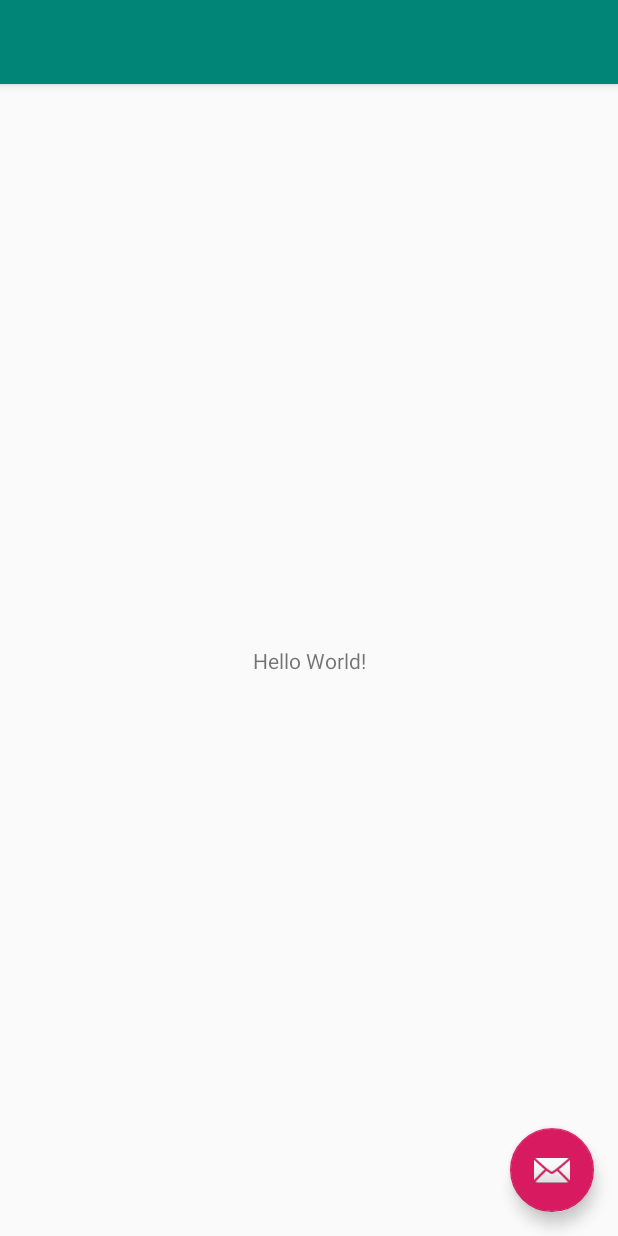
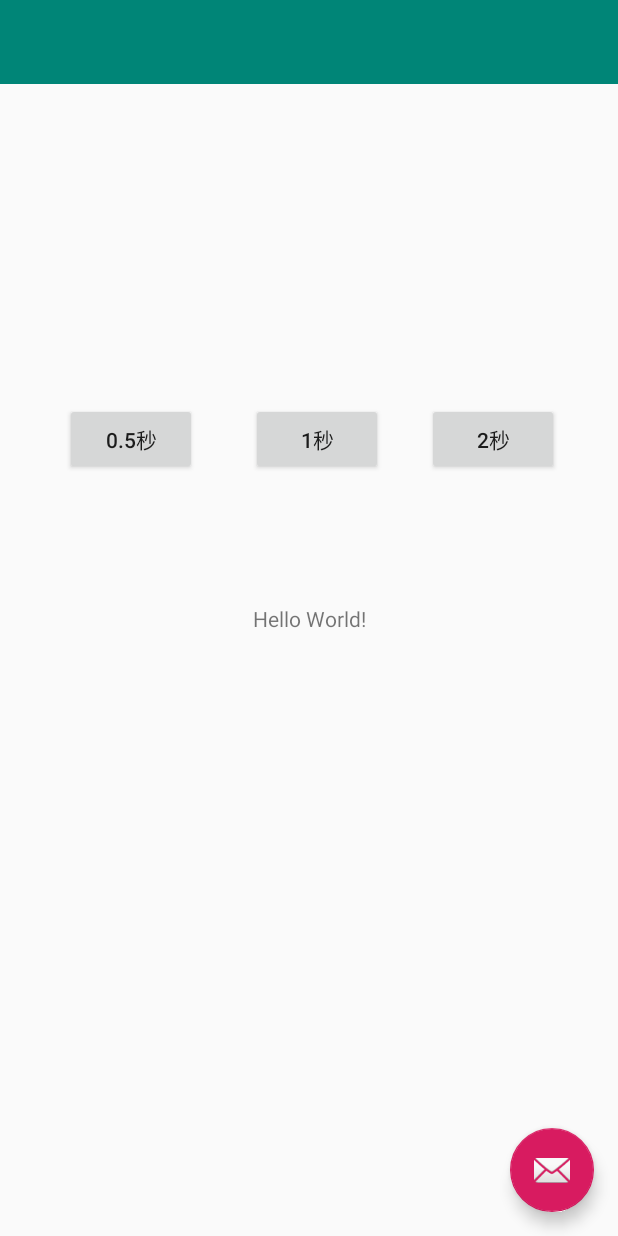
Before and after one commit to zijing2-107A/HCI_Final_Project, an Android app: the screen it shows after launch (MainActivity), on a phone screen of 412 x 824 dp. Run offline under Robolectric (Android 15) with nearby library versions, the phone set to English and light mode, and no system bars.

```diff
--- a/app/src/main/java/com/example/helloworld2/MainActivity.java
+++ b/app/src/main/java/com/example/helloworld2/MainActivity.java
@@ -11,6 +11,7 @@ import android.util.Log;
 import android.view.Gravity;
 import android.view.SurfaceHolder;
 import android.view.SurfaceView;
+import android.view.View;
 import android.view.WindowManager;
 
 import androidx.core.app.ActivityCompat;
@@ -22,6 +23,7 @@ public class MainActivity extends Activity {
     private final String TAG = MainActivity.class.getSimpleName();
 
     private long last_check_time;
+    private long fuck_time = 2000;
 
     private WindowManager windowManager;
     private WindowManager.LayoutParams layoutParams;
@@ -140,7 +142,7 @@ public class MainActivity extends Activity {
         public void onFaceDetection(Camera.Face[] faces, Camera camera) {
             if (faces.length > 0) {
                 long current_time = System.currentTimeMillis();
-                if (current_time - last_check_time > 2000) {
+                if (current_time - last_check_time > fuck_time) {
                     Camera.Face face = faces[0];
                     Log.e("tag", "【FaceDetectorListener】类的方法：【onFaceDetection】: 检测到人脸");
                     Log.d("tag", "Left eye: (" + face.leftEye.x + ", " + face.leftEye.y + ")");
@@ -165,4 +167,19 @@ public class MainActivity extends Activity {
             }
         }
     }
+
+    public void Fuck500(View view) {
+        fuck_time = 500;
+        Log.d(TAG, "Fuck500");
+    }
+
+    public void Fuck1000(View view) {
+        fuck_time = 1000;
+        Log.d(TAG, "Fuck1000");
+    }
+
+    public void Fuck2000(View view) {
+        fuck_time = 2000;
+        Log.d(TAG, "Fuck2000");
+    }
 }
--- a/app/src/main/res/layout/activity_main.xml
+++ b/app/src/main/res/layout/activity_main.xml
@@ -11,13 +11,6 @@
         android:layout_height="wrap_content"
         android:theme="@style/AppTheme.AppBarOverlay">
 
-        <androidx.appcompat.widget.Toolbar
-            android:id="@+id/toolbar"
-            android:layout_width="match_parent"
-            android:layout_height="?attr/actionBarSize"
-            android:background="?attr/colorPrimary"
-            app:popupTheme="@style/AppTheme.PopupOverlay" />
-
     </com.google.android.material.appbar.AppBarLayout>
 
     <include layout="@layout/content_main" />
@@ -30,4 +23,11 @@
         android:layout_margin="@dimen/fab_margin"
         app:srcCompat="@android:drawable/ic_dialog_email" />
 
+    <androidx.appcompat.widget.Toolbar
+        android:id="@+id/toolbar"
+        android:layout_width="match_parent"
+        android:layout_height="?attr/actionBarSize"
+        android:background="?attr/colorPrimary"
+        app:popupTheme="@style/AppTheme.PopupOverlay" />
+
 </androidx.coordinatorlayout.widget.CoordinatorLayout>
--- a/app/src/main/res/layout/content_main.xml
+++ b/app/src/main/res/layout/content_main.xml
@@ -17,4 +17,40 @@
         app:layout_constraintRight_toRightOf="parent"
         app:layout_constraintTop_toTopOf="parent" />
 
+    <Button
+        android:layout_width="wrap_content"
+        android:layout_height="wrap_content"
+        android:onClick="Fuck500"
+        android:text="0.5秒"
+        app:layout_constraintBottom_toBottomOf="parent"
+        app:layout_constraintHorizontal_bias="0.133"
+        app:layout_constraintLeft_toLeftOf="parent"
+        app:layout_constraintRight_toRightOf="parent"
+        app:layout_constraintTop_toTopOf="parent"
+        app:layout_constraintVertical_bias="0.346" />
+
+    <Button
+        android:layout_width="wrap_content"
+        android:layout_height="wrap_content"
+        android:onClick="Fuck1000"
+        android:text="1秒"
+        app:layout_constraintBottom_toBottomOf="parent"
+        app:layout_constraintHorizontal_bias="0.517"
+        app:layout_constraintLeft_toLeftOf="parent"
+        app:layout_constraintRight_toRightOf="parent"
+        app:layout_constraintTop_toTopOf="parent"
+        app:layout_constraintVertical_bias="0.346" />
+
+    <Button
+        android:layout_width="wrap_content"
+        android:layout_height="wrap_content"
+        android:onClick="Fuck2000"
+        android:text="2秒"
+        app:layout_constraintBottom_toBottomOf="parent"
+        app:layout_constraintHorizontal_bias="0.879"
+        app:layout_constraintLeft_toLeftOf="parent"
+        app:layout_constraintRight_toRightOf="parent"
+        app:layout_constraintTop_toTopOf="parent"
+        app:layout_constraintVertical_bias="0.346" />
+
 </androidx.constraintlayout.widget.ConstraintLayout>
```
